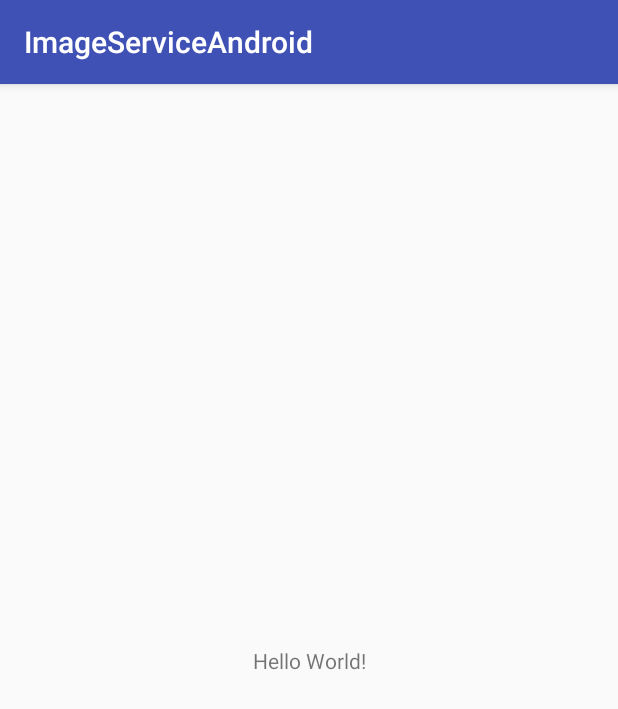
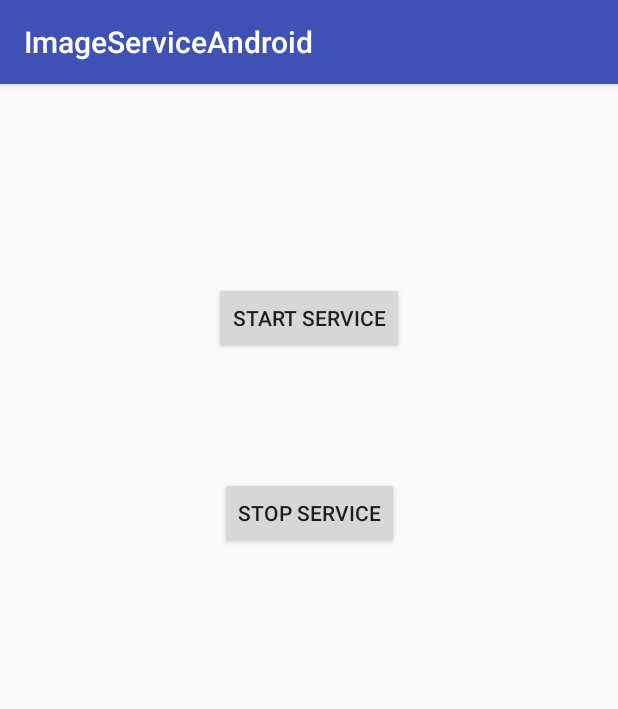
Before and after one commit to DanaJoffe/AP2_Android, an Android app: the screen it shows after launch (MainActivity), on a phone screen of 412 x 824 dp. Shown: the top 709 px of the screen. Run offline under Robolectric (Android 15) with nearby library versions, the phone set to English and light mode, and no system bars.

Commit message:
basic service

```diff
--- a/ImageServiceAndroid/app/src/main/res/layout/activity_main.xml
+++ b/ImageServiceAndroid/app/src/main/res/layout/activity_main.xml
@@ -6,13 +6,36 @@
     android:layout_height="match_parent"
     tools:context=".MainActivity">
 
-    <TextView
+    <Button
+        android:id="@+id/button"
         android:layout_width="wrap_content"
         android:layout_height="wrap_content"
-        android:text="Hello World!"
-        app:layout_constraintBottom_toBottomOf="parent"
-        app:layout_constraintLeft_toLeftOf="parent"
-        app:layout_constraintRight_toRightOf="parent"
+        android:layout_marginEnd="16dp"
+        android:layout_marginLeft="16dp"
+        android:layout_marginRight="16dp"
+        android:layout_marginStart="16dp"
+        android:layout_marginTop="132dp"
+        android:onClick="startService"
+        android:text="@string/btn_startService"
+        app:layout_constraintEnd_toEndOf="parent"
+        app:layout_constraintStart_toStartOf="parent"
         app:layout_constraintTop_toTopOf="parent" />
 
+    <Button
+        android:id="@+id/button2"
+        android:layout_width="wrap_content"
+        android:layout_height="wrap_content"
+        android:layout_marginBottom="32dp"
+        android:layout_marginEnd="16dp"
+        android:layout_marginLeft="16dp"
+        android:layout_marginRight="16dp"
+        android:layout_marginStart="16dp"
+        android:layout_marginTop="8dp"
+        android:onClick="stopService"
+        android:text="@string/btn_stopService"
+        app:layout_constraintBottom_toBottomOf="parent"
+        app:layout_constraintEnd_toEndOf="parent"
+        app:layout_constraintStart_toStartOf="parent"
+        app:layout_constraintTop_toBottomOf="@+id/button"
+        app:layout_constraintVertical_bias="0.148" />
 </android.support.constraint.ConstraintLayout>
--- a/ImageServiceAndroid/app/src/main/res/values/strings.xml
+++ b/ImageServiceAndroid/app/src/main/res/values/strings.xml
@@ -1,3 +1,5 @@
 <resources>
     <string name="app_name">ImageServiceAndroid</string>
+    <string name="btn_startService">Start Service</string>
+    <string name="btn_stopService">Stop Service</string>
 </resources>
```
Also changed, not shown: ImageServiceAndroid/app/src/main/AndroidManifest.xml (+7 -0 lines), ImageServiceAndroid/app/src/main/java/com/dana/maayan/imageserviceandroid/ImageServiceService.java (added, +33 -0 lines), ImageServiceAndroid/app/src/main/java/com/dana/maayan/imageserviceandroid/MainActivity.java (+13 -0 lines).
